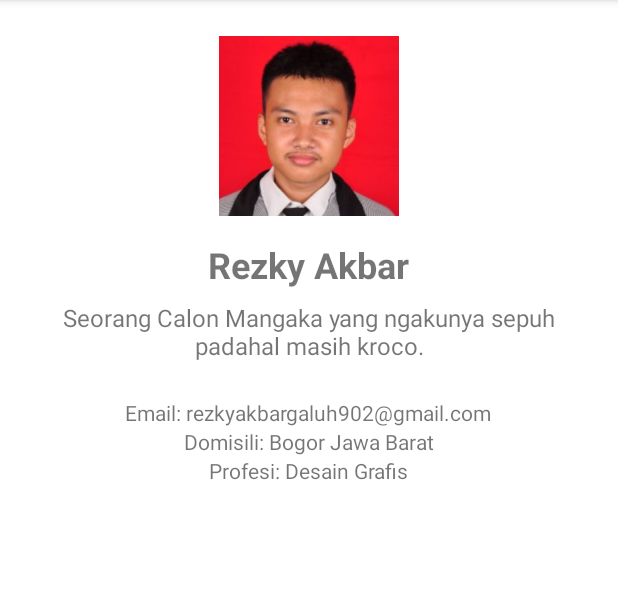
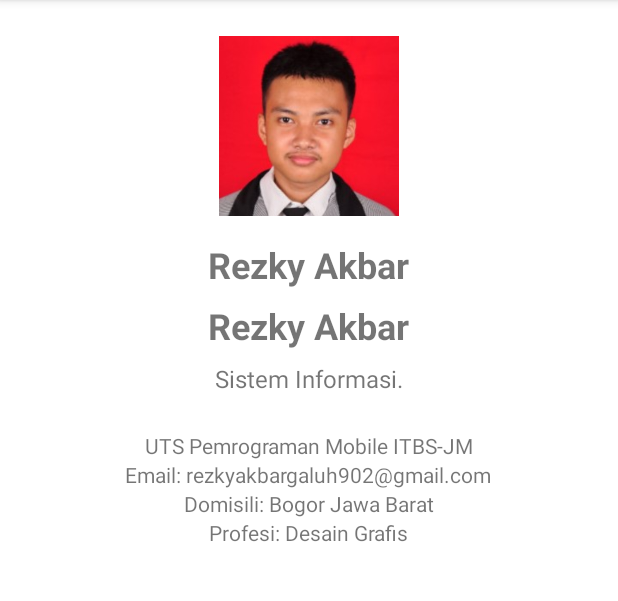
Before and after one commit to EkiAkbar/SimpleCalculator, an Android app: the DetailActivity screen opened directly, with no data from a screen before it, on a phone screen of 412 x 824 dp, the part 84-685 px from its top. Run offline under Robolectric (Android 15) with nearby library versions, the phone set to English and light mode, and no system bars.

Commit message:
detail XML
detail XML

```diff
--- a/app/src/main/res/layout/activity_detail.xml
+++ b/app/src/main/res/layout/activity_detail.xml
@@ -30,17 +30,31 @@
             android:textStyle="bold"
             android:layout_marginBottom="8dp"/>
 
+        <TextView
+            android:id="@+id/textNomer"
+            android:layout_width="wrap_content"
+            android:layout_height="wrap_content"
+            android:text="Rezky Akbar"
+            android:textSize="24sp"
+            android:textStyle="bold"
+            android:layout_marginBottom="8dp"/>
+
         <!-- Deskripsi -->
         <TextView
             android:id="@+id/textDescription"
             android:layout_width="wrap_content"
             android:layout_height="wrap_content"
-            android:text="Seorang Calon Mangaka yang ngakunya sepuh padahal masih kroco."
+            android:text="Sistem Informasi."
             android:textSize="16sp"
             android:textAlignment="center"
             android:layout_marginBottom="24dp"/>
 
         <!-- Informasi Lain -->
+        <TextView
+            android:layout_width="wrap_content"
+            android:layout_height="wrap_content"
+            android:text="UTS Pemrograman Mobile ITBS-JM"/>
+
         <TextView
             android:layout_width="wrap_content"
             android:layout_height="wrap_content"
```
